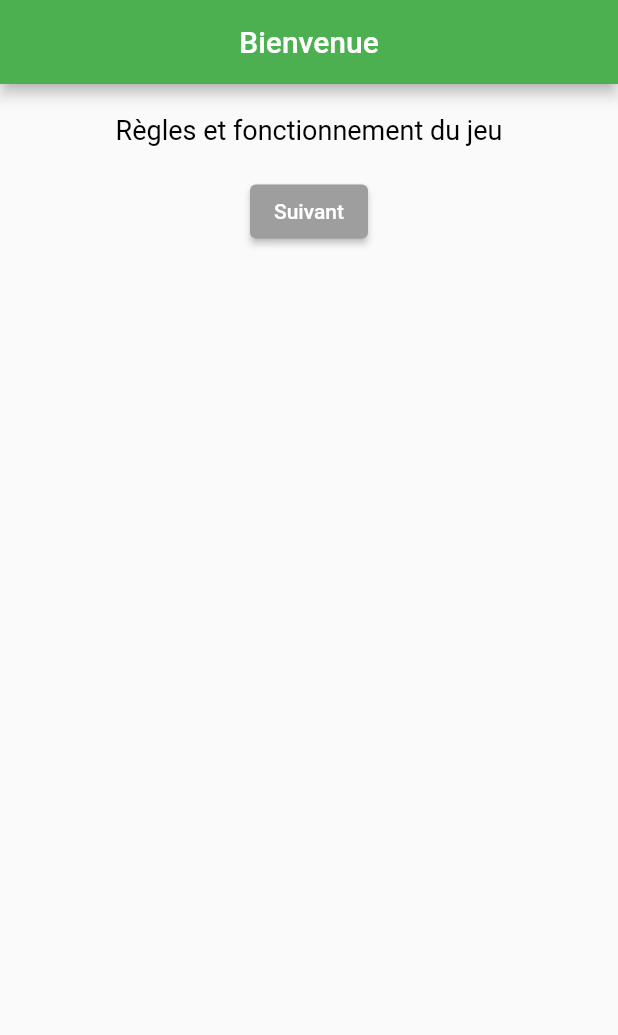
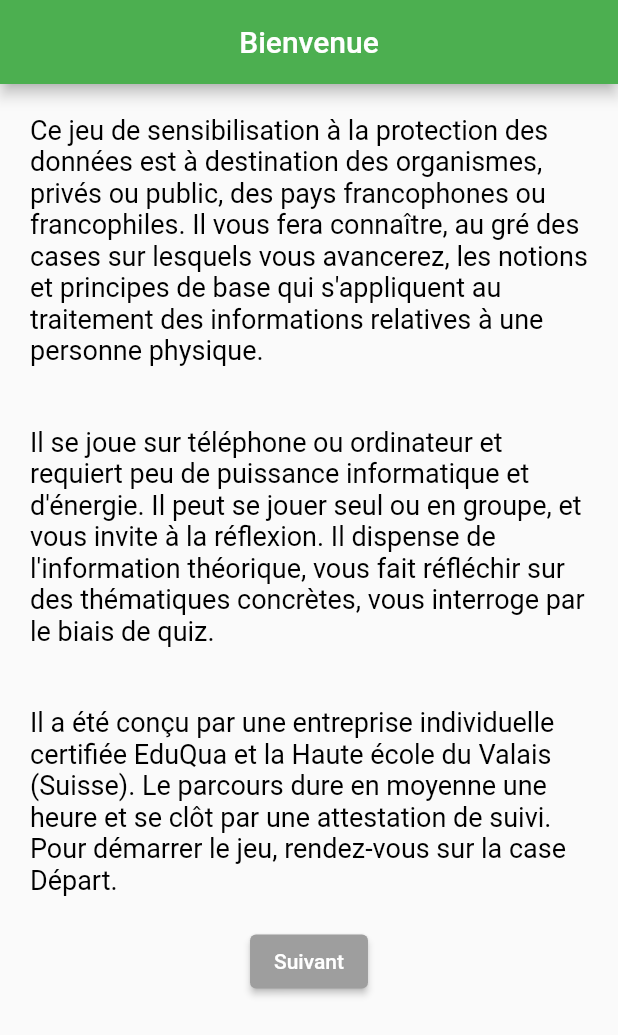
Before and after one commit to LeonardFavre95/jeu_de_loi, a Flutter app: the HomeSubJeu screen opened directly, after a tap on "Départ", on a phone screen of 412 x 824 dp. Shown: the top 1035 px of the screen. Run offline on Flutter 3.47's test engine with Material 2 defaults, Android fonts, the phone set to English and light mode, and no system bars; our stand-ins replace firebase_auth, firebase_core, modal_progress_hud_nsn, shared_preferences; accounts and stored records are empty.

Commit message:
modifs finales

```diff
--- a/lib/model/Info.dart
+++ b/lib/model/Info.dart
@@ -9,7 +9,9 @@ const List sampleInfo = [
   {
     "id": 0,
     "text": [
-      "Règles et fonctionnement du jeu",
+      "Ce jeu de sensibilisation à la protection des données est à destination des organismes, privés ou public, des pays francophones ou francophiles. Il vous fera connaître, au gré des cases sur lesquels vous avancerez, les notions et principes de base qui s'appliquent au traitement des informations relatives à une personne physique.",
+      "Il se joue sur téléphone ou ordinateur et requiert peu de puissance informatique et d'énergie. Il peut se jouer seul ou en groupe, et vous invite à la réflexion. Il dispense de l'information théorique, vous fait réfléchir sur des thématiques concrètes, vous interroge par le biais de quiz.",
+      "Il a été conçu par une entreprise individuelle certifiée EduQua et la Haute école du Valais (Suisse). Le parcours dure en moyenne une heure et se clôt par une attestation de suivi. Pour démarrer le jeu, rendez-vous sur la case Départ.",
     ]
   },
   {
@@ -58,10 +60,10 @@ const List sampleInfo = [
     "text": [
       "1. Pour jouer au jeu de loi je dois vérifier au préalable que moi-même ou mon organisation soyons prêts à réfléchir à nos procédures et à nos processus internes. La seule condition en effet est d’être volontaire pour se familiariser avec les notions et principes applicables au traitement des données personnelles. Quelles que soient les lois ou conventions applicables à mon pays ou à mon organisation, le Jeu vous enseigne de bonnes pratiques garantissant le respect du droit des personnes dans le traitement de leurs données, et favorise une saine gestion des actifs de l’organisation.",
       "2. Les données dites personnelles sont toutes les informations qui permet d’identifier une personne, directement ou indirectement, donc cela concerne toutes sortes de populations : les salariés d’une entreprise, ses clients, les demandeurs d’emploi, les patients d’un hôpital, les citoyennes et citoyens, etc. Tout individu, en effet, voit ses données personnelles traitées, quel que soit le rôle dans lequel il évolue, et il a un droit de regard sur ses données et la façon dont on les traite. Par ailleurs tout ce qui le concerne et est directement lié à sa personne est une données personnelle, cela va donc bien plus loin que les données d’identité et les informations qui sont en relation directe avec le nom et le prénom des personnes.",
-      "3.Lorsque l’on a défini les données personnelles que l’on traite dans une organisation, il convient de leur appliquer une série de principes quel que soit le traitement que l’on fait avec ces données. On ne se contente pas de les sécuriser, et ces principes s’appliquent tant à l’interne qu’à l’externe.",
-      "4.Quand on parle de traiter les données personnelles, on entend par là tout ce que l’on fait avec ces données personnelles, dès leur collecte et jusqu’à leur destruction, leur exploitation, leur communication, leur mise à jour, l’interconnexion de fichiers, leur conservation et archivage, leur destruction.",
-      "5.D’ailleurs quand on parle de traitement de données personnelles cela concerne tant la simple consultation d’un fichier, par exemple, que le fait de les confier à un hébergeur externe, et de manière générale tout ce que l’on fait avec les données personnelles et quel que soit leur format (papier ou numérique)",
-      "6.Pour appliquer les bonnes pratiques de la convention 108, il faut se demander quel est le but d’un traitement, pour adapter ensuite le type de données que l’on va traiter, le type de traitement que l’on va prévoir, et la durée pendant laquelle on va conserver ces données, mais aussi les personnes qui y auront accès. La conformité est un travail d’équipe, elle sollicite des compétences et expériences multidisciplinaires. ",
+      "3. Lorsque l’on a défini les données personnelles que l’on traite dans une organisation, il convient de leur appliquer une série de principes quel que soit le traitement que l’on fait avec ces données. On ne se contente pas de les sécuriser, et ces principes s’appliquent tant à l’interne qu’à l’externe.",
+      "4. Quand on parle de traiter les données personnelles, on entend par là tout ce que l’on fait avec ces données personnelles, dès leur collecte et jusqu’à leur destruction, leur exploitation, leur communication, leur mise à jour, l’interconnexion de fichiers, leur conservation et archivage, leur destruction.",
+      "5. D’ailleurs quand on parle de traitement de données personnelles cela concerne tant la simple consultation d’un fichier, par exemple, que le fait de les confier à un hébergeur externe, et de manière générale tout ce que l’on fait avec les données personnelles et quel que soit leur format (papier ou numérique)",
+      "6. Pour appliquer les bonnes pratiques de la convention 108, il faut se demander quel est le but d’un traitement, pour adapter ensuite le type de données que l’on va traiter, le type de traitement que l’on va prévoir, et la durée pendant laquelle on va conserver ces données, mais aussi les personnes qui y auront accès. La conformité est un travail d’équipe, elle sollicite des compétences et expériences multidisciplinaires. ",
     ]
   },
   {
@@ -103,7 +105,12 @@ const List sampleInfo = [
   {
     "id": 13,
     "text": [
-      "Le bureau Idéeal + audio",
+      "Comment est organisé le bureau idéal ?",
+      "Pour que les principes que vous avez revus puissent être respectés dans votre bureau, accessible selon les circonstances à d’autres personnes, internes ou externes à l’organisation, quelques bonnes pratiques doivent être mises en place. ",
+      "Dans le bureau idéal, il y a un espace de rangement qui ferme à clé, ou vous mettrez les dossiers et informations confidentiels, et que vous fermerez en tout cas en fin de journée, où en cas d’absence pour quelques jours. Sur le bureau et sur les étagères les dossiers sont positionnés de telle manière que les noms et prénom des personnes qu’ils concernent ne soient pas visibles de prime abord. ",
+      "Si vous travaillez sur ordinateur, attention au positionnement de votre écran, mettez-y un filtre, si votre écran est visible de l’extérieur de votre bureau, par une fenêtre ou une vitre par exemple. "
+          "Les mots de passe et divers autres codes ou donnés de connexion sont idéalement appris par cœur, ou inscrits d’une manière incompréhensible pour autrui, ou encore générés ou stockés de manière informatique. Il n’y a pas de post-it ou de billets posés ou collés sur le bureau ou sur l’ordinateur. ",
+      "Mais il y a bien des informations que l’on peut mettre sur un tableau d’affichage, par exemple, qui comportent des noms mais qui sont légitimement visibles. Songez un planning de l’organisation, par exemple.",
     ],
   },
   {
@@ -124,7 +131,27 @@ const List sampleInfo = [
   {
     "id": 18,
     "text": [
-      " récapitulation des Bases",
+      "Au vu des principes qui s’appliquent à tout traitement de données personnelles, on est en droit de s’interroger. Les responsables d’une organisation peuvent-ils tout faire ou y a-t-il des traitements qui sont interdits ? Est-on en droit d’utiliser les nouvelles technologies, qui peuvent impliquer l’usage de la biométrie ou de l’intelligence artificielle ? Est-ce qu’on a le droit de surveiller le périmètre de son organisation ou certains secteurs internes à l’organisation, par exemple avec de la vidéosurveillance ? Et comment puis-je développer mon organisation, rentabiliser mon activité tout en respectant le droit des personnes ? Est-ce que je peux faire de la promotion de mes produits en contactant mes clients, mes partenaires, mes prospects, ou plus largement les gens du quartier ? Si j’ai un site Internet est-ce que je peux tracer les internautes pour savoir ce qui les intéresse ? ",
+      "Réfléchissez, seul ou en groupe à ces questions, et notez vos réflexions, puis lisez le document ci-après ",
+      "ELEMENTS DE REPONSE",
+      "Les limites de la liberté de traiter des données personnelles ",
+      "Comme responsable de traitement vous devrait respecter la législation applicable à votre organisation, en particulier les lois du pays concerné. Comprenez que les règles sur la protection des données sont complémentaires au dispositif légal d’un état. Elles s’appliquent spécifiquement au traitement des données personnelles. Par exemple vis-à-vis de vos salariés vous devez respecter la législation de votre État, avant toute chose. C’est dans ce cadre légal que vous veillerez, en plus, à ce que les règles de la protection des données soient respectées. Ainsi, certains types de traitement peuvent être exclus par la législation d’un État ou d’un autre. Toutefois, pour le traitement quotidien des dossiers, dans le cadre de la vie courante d’une organisation les traitements qui sont nécessaires peuvent être mis en œuvre moyennant respect des principes que vous avez abordés par le Jeu ",
+      "Les technologies d’aujourd’hui et de demain ",
+      "La technologie que vous allez utiliser ou coup vous souhaitez utiliser n’est pas en tant que telle en question. C’est le traitement des données personnelles que vous allez faire grâce à elles qui devra être conforme. Votre responsabilité sera en tous les cas de vous assurer, avant l’achat d’un logiciel, par exemple, qu’il peut être paramétré de telle manière à vous permettre de rester dans le cadre de conformité requis.",
+      "La (vidéo) surveillance ",
+      "Un employeur a le droit de surveiller que ces salariés respectent les règles, que le rendement exigible est bien réalisé, que les biens et les personnes de son organisation sont en sécurité. Il a également le devoir de veiller à la santé et à la sécurité de son personnel. Il pourra donc mettre en œuvre certains moyens de surveillance de son périmètre, de certains lieux dans son organisation ou de certaines opérations qui ont lieu dans son organisation. Il veillera dans ce cadre à ne traiter les données personnelles que lorsqu’elles sont nécessaires, pour une finalité clairement établie et communiquée, d’une manière transparente pour les personnes concernées, pour un temps limité aux besoins et conservés durant ce temps d’une manière sécurisée, non accessible aux personnes non légitimées. ",
+      "Promotion de l’organisation, analyse des résultats, amélioration du rendement ",
+      "La protection des données n’empêche pas de commercialiser un produit, d’améliorer un site Internet, de trouver de nouveaux clients, de relancer la clientèle et de lui faire part des nouveautés de l’organisation. Ce faisant, vous veillerez à mener vos actions d’une manière transparente, respectueuse du droit des personnes, en leur donnant la possibilité de ne plus recevoir d’information de promotion, de ne pas être tracé, ou encore de ne pas avoir ces données personnelles transmises à des tiers à des fins commerciales. ",
+      "Des outils à votre disposition ",
+      "Le présent Jeu de Loi vous permet de vous sensibiliser à la thématique de la protection des données, à prendre connaissance des principes fondamentaux prévus par la Convention 108+, et à développer de bonnes pratiques. Pour vous aider dans la suite des opérations, voici quelques ressources informationnelles en français : ",
+      "Association francophone des autorités de protection des données (AFAPDP) :",
+      "https://www.afapdp.org/documents ",
+      "Contrôleur européen de la Protection des données (EDPS) :",
+      "https://edps.europa.eu/data-protection_fr ",
+      "Commission nationale Informatique et Libertés, France :",
+      "https://www.cnil.fr/fr/actualites ",
+      "Commission d’accès à l’information du Québec :",
+      "https://www.cai.gouv.qc.ca/entreprises/protection-des-renseignements-personnels-1/ ",
     ],
   },
   {
--- a/lib/model/Question.dart
+++ b/lib/model/Question.dart
@@ -80,61 +80,62 @@ const List sampleData = [
   },
   {
     "id": 7,
-    "question": "question 3",
+    "question": "Le système d’information…",
     "options": [
-      "réponse 1",
-      "réponse 2",
-      "réponse 3",
+      "Doit être géré uniquement par l’administrateur, et accessible en lecture seule aux membres de l’organisation ",
+      "Doit faire l’objet d’un backup tous les jours, pour le reste s’il est interne à l’organisation tout le personnel peut y accéder ",
+      "Doit être sécurisé, rendu disponible aux personnes qui en ont besoin, et géré selon les principes applicables au traitement des données personnelles pour ce qui les concerne",
     ],
-    "answer_index": 0,
+    "answer_index": 2,
   },
   {
     "id": 8,
-    "question": "question 2",
+    "question": "Le dossier RH …",
     "options": [
-      "réponse 1",
-      "réponse 2",
-      "réponse 3",
+      "Peut contenir différents types de données personnelles, y compris des données sensibles, je le garde à jour et de manière confidentielle, je le trie au départ de la personne, et je le détruis ou je l’archive au bout de 10 ans ",
+      "Vu les principes applicables au traitement des données personnelles, il ne peut contenir que les données personnelles administratives de base et les éléments liés au poste (CV et attestations diverses, fiches de salaire) et il peut être conservé indéfiniment ",
+      "Peut contenir tout ce que l’on veut et qui est utile, puisque seule la personne concernée et les ressources humaines y accèdent ",
     ],
     "answer_index": 0,
   },
   {
     "id": 9,
-    "question": "question 1",
+    "question":
+        "Dans un formulaire (d’adhésion, de demande, d’inscription, …) …",
     "options": [
-      "réponse 1",
-      "réponse 2",
-      "réponse 3",
+      "Je collecte les informations qui sont nécessaires à la finalité",
+      "Je peux collecter ce que je veux puisque c’est sur la base du consentement de la personne concernée",
+      "Si le formulaire est en format papier, je n’ai aucune règle à respecter",
     ],
     "answer_index": 0,
   },
   {
     "id": 10,
-    "question": "question 4",
+    "question": "L’externalisation des données doit être : ",
     "options": [
-      "réponse 1",
-      "réponse 2",
-      "réponse 3",
+      "limitée au strict nécessaire et ne pas dépasser les frontières du pays",
+      "mûrement réfléchie, confiée à un prestataire fiable voire certifié, et circonscrite à un pays qui respecte les principes inscrits dans la convention 108+",
+      "faite en fonction des enjeux financiers",
     ],
-    "answer_index": 0,
+    "answer_index": 1,
   },
   {
     "id": 11,
-    "question": "question 5",
+    "question": "Le droit des personnes concernées …",
     "options": [
-      "réponse 1",
-      "réponse 2",
-      "réponse 3",
+      "Signifie uniquement que la personne a un « droit à l’oubli » sur Internet ",
+      "Signifie que toute personne peut accéder aux données qui la concernent, le Responsable de traitement doit répondre à sa demande, et doit ensuite mettre à jour ou supprimer ce qui doit l’être ",
+      "Ne trouve application qu’au sein des organismes publics, il n’existe pas dans le privé ",
     ],
-    "answer_index": 0,
+    "answer_index": 1,
   },
   {
     "id": 12,
-    "question": "question 6",
+    "question": "La conservation des données… ",
     "options": [
-      "réponse 1",
-      "réponse 2",
-      "réponse 3",
+      "Se fait pour une durée qui est en relation directe avec la finalité du traitement ",
+      "Peut être de durée indéterminée, lorsque la personne concernée ne demande pas la destruction ",
+      "Est différente selon le format de conservation, à savoir de durée indéterminée lorsqu’elles sont numériques, limitées à 10 ans lorsqu’elles sont sous forme papier ",
     ],
     "answer_index": 0,
   }
--- a/lib/screen/home_sub_jeu.dart
+++ b/lib/screen/home_sub_jeu.dart
@@ -1,5 +1,3 @@
-// ignore_for_file: use_build_context_synchronously
-
 import 'dart:math';
 import 'package:flutter/material.dart';
 import 'package:jeu_de_loi/controller/infoController.dart';
@@ -54,7 +52,7 @@ class HomeSubJeuState extends State<HomeSubJeu> {
     '26',
     '',
     '',
-    ' Arrivée',
+    'Arrivée',
   ];
 
   static const List<String> titleText = <String>[
@@ -78,18 +76,19 @@ class HomeSubJeuState extends State<HomeSubJeu> {
     'le bureau idéal',
     'les bonnes pratiques du coin de repos',
     'La cave, les archives',
-    'Récapitulation des bases',
-    'Quiz 3',
-    'Quiz 2',
-    'Quiz 1',
-    'Quiz 4',
-    'Quiz 5',
-    'Quiz 6',
+    'Fiche de Reflexion',
+    'Quiz 9',
+    'Quiz 8',
+    'Quiz 7',
+    'Quiz 10',
+    'Quiz 11',
+    'Quiz 12',
     '',
     '',
     'Félicitations'
   ];
 
+//Méthode pour afficher le dé
   void showDice() {
     setState(() {
       if (playerState >= 2 && playerState < 8 ||
@@ -101,6 +100,7 @@ class HomeSubJeuState extends State<HomeSubJeu> {
     });
   }
 
+//Méthode pour changer la face du dé
   void changeDiceFace() {
     //to update things we use setstate()
     setState(() {
@@ -109,6 +109,7 @@ class HomeSubJeuState extends State<HomeSubJeu> {
   }
 
 //https://blog.logrocket.com/using-sharedpreferences-in-flutter-to-store-data-locally/
+//Méthode pour charger les données sauvegardées et les instancier dans le cas ou elles n'existent pas
   void loadState() async {
     SharedPreferences prefs = await SharedPreferences.getInstance();
     setState(() {
@@ -120,6 +121,7 @@ class HomeSubJeuState extends State<HomeSubJeu> {
   }
 
 //https://blog.logrocket.com/using-sharedpreferences-in-flutter-to-store-data-locally/
+//Méthode pour sauvegarder l'état dans lequel le jeu se trouve
   void saveState() async {
     SharedPreferences prefs = await SharedPreferences.getInstance();
     setState(() {
@@ -130,6 +132,7 @@ class HomeSubJeuState extends State<HomeSubJeu> {
     });
   }
 
+//Méthode permettant de supprimer les données sauvegarder et ainsi de réinitialiser l'état du jeu
   void deleteState() async {
     SharedPreferences prefs = await SharedPreferences.getInstance();
     setState(() {
@@ -140,6 +143,7 @@ class HomeSubJeuState extends State<HomeSubJeu> {
     });
   }
 
+//Méthode pour effectuer le nombre de déplacement à effectuer en fonction du résultat du dé
   void setNextDiceMove(int diceNumber) {
     setState(() {
       while (diceNumber > 0) {
@@ -149,6 +153,7 @@ class HomeSubJeuState extends State<HomeSubJeu> {
     });
   }
 
+//Méthode pour effectuer un déplacement sur le plateau de jeu
   void setNextMove() {
     setState(() {
       if (leftToRight) {
@@ -175,6 +180,7 @@ class HomeSubJeuState extends State<HomeSubJeu> {
     });
   }
 
+//Méthode pour changer la couleur de la bordure de la case sur laquelle le joueur se trouve
   Color setRightColor(int index) {
     if (playerState == index) {
       return Colors.redAccent;
@@ -183,6 +189,7 @@ class HomeSubJeuState extends State<HomeSubJeu> {
     }
   }
 
+//Méthode pour changer l'épaisseur de la bordure de la case
   double setRightWidth(int index) {
     if (playerState == index) {
       return 3;
@@ -221,7 +228,9 @@ class HomeSubJeuState extends State<HomeSubJeu> {
             return Card(
                 child: GestureDetector(
                     onTap: () async {
+                      //Teste pour rendre la case de position du jeu la seule case à pouvoir être appuyée
                       if (index == playerState) {
+                        //Si l'index du plateau de jeu est inférieur à 3
                         if (index < 3) {
                           //https://fluttermaster.com/receive-returning-data-from-a-new-screen-in-flutter/
                           await Navigator.of(context).push(MaterialPageRoute(
@@ -234,6 +243,7 @@ class HomeSubJeuState extends State<HomeSubJeu> {
                             setNextMove();
                           }
                         }
+                        //Si l'index se tient entre 3 et 8
                         if (index >= 3 && index <= 8) {
                           //https://fluttermaster.com/receive-returning-data-from-a-new-screen-in-flutter/
                           await Navigator.of(context).push(MaterialPageRoute(
@@ -248,6 +258,7 @@ class HomeSubJeuState extends State<HomeSubJeu> {
                             setNextMove();
                           }
                         }
+                        //Si l'index se tient entre 9 et 20
                         if (index > 8 && index < 21) {
                           //https://fluttermaster.com/receive-returning-data-from-a-new-screen-in-flutter/
                           await Navigator.of(context).push(MaterialPageRoute(
@@ -260,7 +271,7 @@ class HomeSubJeuState extends State<HomeSubJeu> {
                             setNextMove();
                           }
                         }
-
+                        //Si l'index se tient entre 21 et 26
                         if (index >= 21 && index <= 26) {
                           //https://fluttermaster.com/receive-returning-data-from-a-new-screen-in-flutter/
                           Navigator.of(context).push(MaterialPageRoute(
@@ -275,6 +286,7 @@ class HomeSubJeuState extends State<HomeSubJeu> {
                             setNextMove();
                           }
                         }
+                        // Si l'index est plus grand que 26
                         if (index > 26) {
                           await Navigator.of(context).push(MaterialPageRoute(
                             builder: (context) => HomeSubJeuInfo(
--- a/lib/screen/home_sub_jeu_info.dart
+++ b/lib/screen/home_sub_jeu_info.dart
@@ -31,7 +31,11 @@ class HomeSubJeuInfoState extends State<HomeSubJeuInfo> {
   Future setAudio() async {
     player.setReleaseMode(ReleaseMode.loop);
 
-    await player.setSource(AssetSource('intro.mp3'));
+    if (widget.info.id == 2) {
+      await player.setSource(AssetSource('intro.mp3'));
+    } else {
+      await player.setSource(AssetSource('bureau.mp3'));
+    }
   }
 
   @override
@@ -95,7 +99,7 @@ class HomeSubJeuInfoState extends State<HomeSubJeuInfo> {
                       ),
                     )),
           ),
-          if (widget.info.id == 2)
+          if (widget.info.id == 2 || widget.info.id == 13)
             Slider(
               min: 0,
               max: duration.inSeconds.toDouble(),
@@ -107,7 +111,9 @@ class HomeSubJeuInfoState extends State<HomeSubJeuInfo> {
                 await player.resume();
               },
             ),
-          if (widget.info.id == 2)
+          //https://pub.dev/packages/audioplayers
+          //https://github.com/bluefireteam/audioplayers/blob/main/getting_started.md
+          if (widget.info.id == 2 || widget.info.id == 13)
             Padding(
               padding: const EdgeInsets.symmetric(horizontal: 16),
               child: Row(
@@ -117,7 +123,7 @@ class HomeSubJeuInfoState extends State<HomeSubJeuInfo> {
                     Text(formatTime(duration)),
                   ]),
             ),
-          if (widget.info.id == 2)
+          if (widget.info.id == 2 || widget.info.id == 13)
             CircleAvatar(
               radius: 35,
               child: IconButton(
--- a/lib/screen/home_sub_parametres.dart
+++ b/lib/screen/home_sub_parametres.dart
@@ -8,6 +8,7 @@
   Widget build(BuildContext context) {
     return Scaffold(
       //https://www.geeksforgeeks.org/flutter-implementing-signing-out-the-user/
+      //implémentation d'un bouton Déconnexion
       floatingActionButton: FloatingActionButton(
         onPressed: () {
           FirebaseAuth.instance.signOut();
--- a/pubspec.yaml
+++ b/pubspec.yaml
@@ -77,6 +77,7 @@ flutter:
       - assets/dice6.png
       - assets/goose.jpg
       - assets/intro.mp3
+      - assets/bureau.mp3
   # An image asset can refer to one or more resolution-specific "variants", see
   # https://flutter.dev/assets-and-images/#resolution-aware
 
```
Also changed, not shown: 1 other file.
